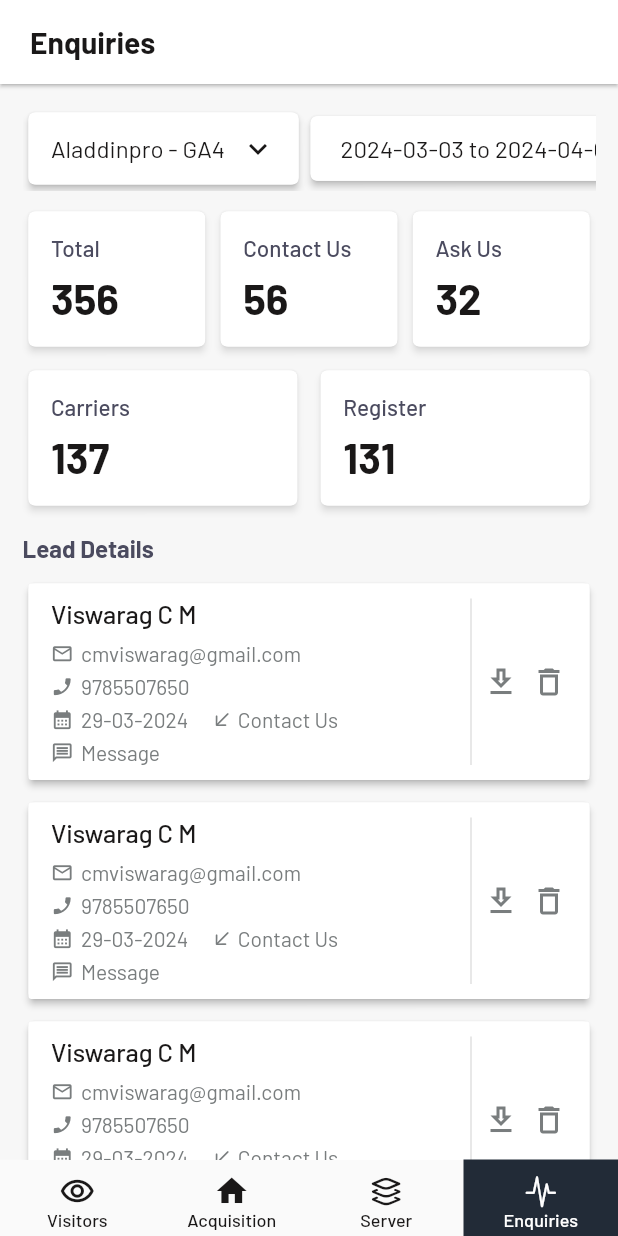
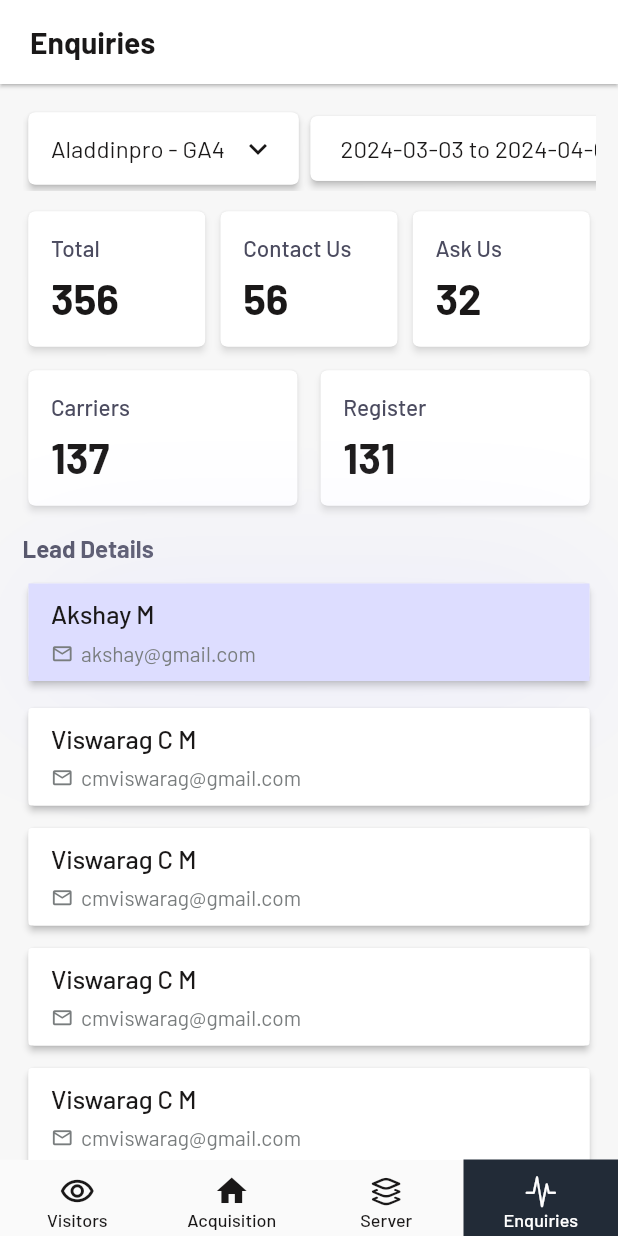
Before and after one commit to mirza-d3x/red_dog, a Flutter app: the screen it shows after launch, item 4 of the bottom bar chosen, on a phone screen of 412 x 824 dp. Run offline on Flutter 3.47's test engine with Material 3 defaults, Android fonts, the phone set to English and light mode, and no system bars; our stand-ins replace charts_flutter, fl_chart, percent_indicator, syncfusion_flutter_charts, table_calendar; missing offline and left inert: countries_world_map.

Commit message:
edited enquiry screen

```diff
--- a/lib/features/tabs/enquiries_screen.dart
+++ b/lib/features/tabs/enquiries_screen.dart
@@ -210,6 +210,120 @@ class _EnquiryScreenState extends State<EnquiryScreen> {
 
                 const SizedBox(height: 10),
 
+                Card(
+                  elevation: 2,
+                  child: Container(
+                    width: double.infinity,
+                    decoration: BoxDecoration(
+                      color: highlightingColor,
+                      boxShadow: [
+                        BoxShadow(
+                          color: highlightingColor.withOpacity(0.5),
+                          spreadRadius: 5,
+                          blurRadius: 90,
+                          offset: Offset(0, 3), // changes position of shadow
+                        ),
+                      ],
+                    ),
+                    padding: const EdgeInsets.fromLTRB(15, 10, 15, 10),
+                    child: Column(
+                      crossAxisAlignment: CrossAxisAlignment.start,
+                      children: [
+                        Text(
+                          'Akshay M',
+                          style: nameTextStyle,
+                        ),
+
+                        const SizedBox(height: 8),
+
+                        Row(
+                          children: [
+                            const Icon(
+                              Icons.email_outlined,
+                              size: 15,
+                              color: titleTextColor,
+                            ),
+
+                            const SizedBox(width: 5),
+
+                            Text(
+                              'akshay@gmail.com',
+                              style: subTextTextStyle,
+                            )
+                          ],
+                        ),
+
+                        // const SizedBox(height: 5),
+                        // Row(
+                        //   children: [
+                        //     const Icon(
+                        //       Icons.phone_enabled,
+                        //       size: 15,
+                        //       color: titleTextColor,
+                        //     ),
+                        //
+                        //     const SizedBox(width: 5),
+                        //
+                        //     Text(
+                        //         '9785507650',
+                        //       style: subTextTextStyle,
+                        //     )
+                        //   ],
+                        // ),
+                        //
+                        // const SizedBox(height: 5),
+                        // Row(
+                        //   children: [
+                        //     const Icon(
+                        //       Icons.calendar_month,
+                        //       size: 15,
+                        //       color: titleTextColor,
+                        //     ),
+                        //
+                        //     const SizedBox(width: 5),
+                        //     Text(
+                        //       '29-03-2024',
+                        //       style: subTextTextStyle,
+                        //     ),
+                        //
+                        //     const SizedBox(width: 15),
+                        //
+                        //     const Icon(
+                        //       CupertinoIcons.arrow_down_left,
+                        //       size: 15,
+                        //       color: titleTextColor,
+                        //     ),
+                        //     const SizedBox(width: 3),
+                        //     Text(
+                        //         'Contact Us',
+                        //       style: subTextTextStyle,
+                        //     ),
+                        //   ],
+                        // ),
+                        //
+                        // const SizedBox(height: 5),
+                        // Row(
+                        //   children: [
+                        //     const Icon(
+                        //       Icons.message_outlined,
+                        //       size: 15,
+                        //       color: titleTextColor,
+                        //     ),
+                        //
+                        //     const SizedBox(width: 5),
+                        //     Text(
+                        //       'Message',
+                        //       style: subTextTextStyle,
+                        //     )
+                        //   ],
+                        // ),
+                      ],
+                    ),
+                  ),
+                ),
+
+                const SizedBox(height: 10),
+
                 ListView.builder(
                   physics: const NeverScrollableScrollPhysics(),
                     shrinkWrap: true,
@@ -227,10 +341,7 @@ class _EnquiryScreenState extends State<EnquiryScreen> {
                             ),
                             padding: const EdgeInsets.fromLTRB(15, 10, 15, 10),
                             child: IntrinsicHeight(
-                              child: Row(
-                                mainAxisAlignment: MainAxisAlignment.spaceBetween,
-                                children: [
-                                  Column(
+                              child: Column(
                                 crossAxisAlignment: CrossAxisAlignment.start,
                                 children: [
                                   Text(
@@ -257,92 +368,70 @@ class _EnquiryScreenState extends State<EnquiryScreen> {
                                     ],
                                   ),
 
-                                      const SizedBox(height: 5),
-                                      Row(
-                                        children: [
-                                          const Icon(
-                                            Icons.phone_enabled,
-                                            size: 15,
-                                            color: titleTextColor,
-                                          ),
-
-                                          const SizedBox(width: 5),
-
-                                          Text(
-                                              '9785507650',
-                                            style: subTextTextStyle,
-                                          )
-                                        ],
-                                      ),
-
-                                      const SizedBox(height: 5),
-                                      Row(
-                                        children: [
-                                          const Icon(
-                                            Icons.calendar_month,
-                                            size: 15,
-                                            color: titleTextColor,
-                                          ),
-
-                                          const SizedBox(width: 5),
-                                          Text(
-                                            '29-03-2024',
-                                            style: subTextTextStyle,
-                                          ),
-
-                                          const SizedBox(width: 15),
-
-                                          const Icon(
-                                            CupertinoIcons.arrow_down_left,
-                                            size: 15,
-                                            color: titleTextColor,
-                                          ),
-                                          const SizedBox(width: 3),
-                                          Text(
-                                              'Contact Us',
-                                            style: subTextTextStyle,
-                                          ),
-                                        ],
-                                      ),
-
-                                      const SizedBox(height: 5),
-                                      Row(
-                                        children: [
-                                          const Icon(
-                                            Icons.message_outlined,
-                                            size: 15,
-                                            color: titleTextColor,
-                                          ),
-
-                                          const SizedBox(width: 5),
-                                          Text(
-                                            'Message',
-                                            style: subTextTextStyle,
-                                          )
-                                        ],
-                                      ),
-                                    ],
-                                  ),
-                                  Row(
-                                    mainAxisAlignment: MainAxisAlignment.end,
-                                    children: [
-                                      VerticalDivider(
-                                        color: Colors.grey.shade300,
-                                        thickness: 1,
-                                      ),
-
-                                      const Icon(
-                                          Icons.download_outlined,
-                                        color: titleTextColor,
-                                      ),
-                                      const SizedBox(width: 8),
-
-                                      const Icon(
-                                          Icons.delete_outline_outlined,
-                                        color: titleTextColor,
-                                      ),
-                                    ],
-                                  ),
+                                  // const SizedBox(height: 5),
+                                  // Row(
+                                  //   children: [
+                                  //     const Icon(
+                                  //       Icons.phone_enabled,
+                                  //       size: 15,
+                                  //       color: titleTextColor,
+                                  //     ),
+                                  //
+                                  //     const SizedBox(width: 5),
+                                  //
+                                  //     Text(
+                                  //         '9785507650',
+                                  //       style: subTextTextStyle,
+                                  //     )
+                                  //   ],
+                                  // ),
+                                  //
+                                  // const SizedBox(height: 5),
+                                  // Row(
+                                  //   children: [
+                                  //     const Icon(
+                                  //       Icons.calendar_month,
+                                  //       size: 15,
+                                  //       color: titleTextColor,
+                                  //     ),
+                                  //
+                                  //     const SizedBox(width: 5),
+                                  //     Text(
+                                  //       '29-03-2024',
+                                  //       style: subTextTextStyle,
+                                  //     ),
+                                  //
+                                  //     const SizedBox(width: 15),
+                                  //
+                                  //     const Icon(
+                                  //       CupertinoIcons.arrow_down_left,
+                                  //       size: 15,
+                                  //       color: titleTextColor,
+                                  //     ),
+                                  //     const SizedBox(width: 3),
+                                  //     Text(
+                                  //         'Contact Us',
+                                  //       style: subTextTextStyle,
+                                  //     ),
+                                  //   ],
+                                  // ),
+                                  //
+                                  // const SizedBox(height: 5),
+                                  // Row(
+                                  //   children: [
+                                  //     const Icon(
+                                  //       Icons.message_outlined,
+                                  //       size: 15,
+                                  //       color: titleTextColor,
+                                  //     ),
+                                  //
+                                  //     const SizedBox(width: 5),
+                                  //     Text(
+                                  //       'Message',
+                                  //       style: subTextTextStyle,
+                                  //     )
+                                  //   ],
+                                  // ),
                                 ],
                               ),
                             )
--- a/lib/styles/colors.dart
+++ b/lib/styles/colors.dart
@@ -69,3 +69,5 @@ const othersIndicatorColor = Color.fromRGBO(0, 0, 0, 1);
 const lightRedColor = Color.fromRGBO(255, 221, 221, 1);
 
 const darkRedColor = Color.fromRGBO(254, 81, 81, 1);
+
+const highlightingColor = Color.fromRGBO(221, 221, 255, 1);
```
Lines whose indentation alone changed are shown as unchanged.
